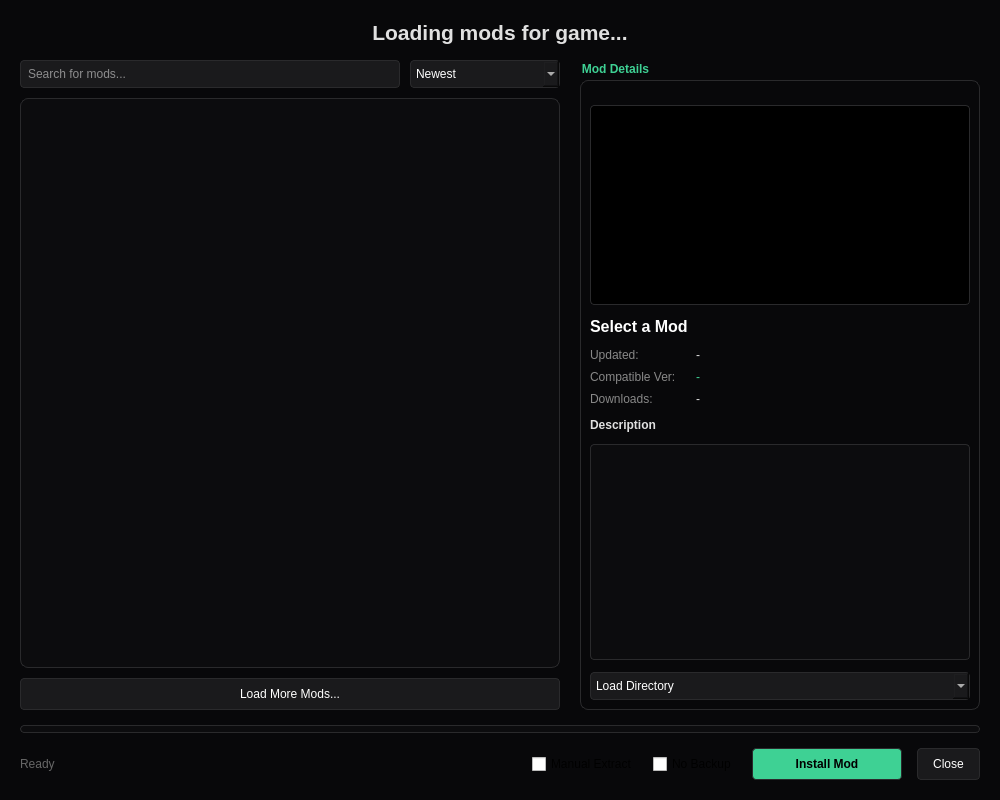
First picture: the form in src/citron/mod_manager/gamebanana_dialog.ui, repository citron-neo/emulator, before the edit.
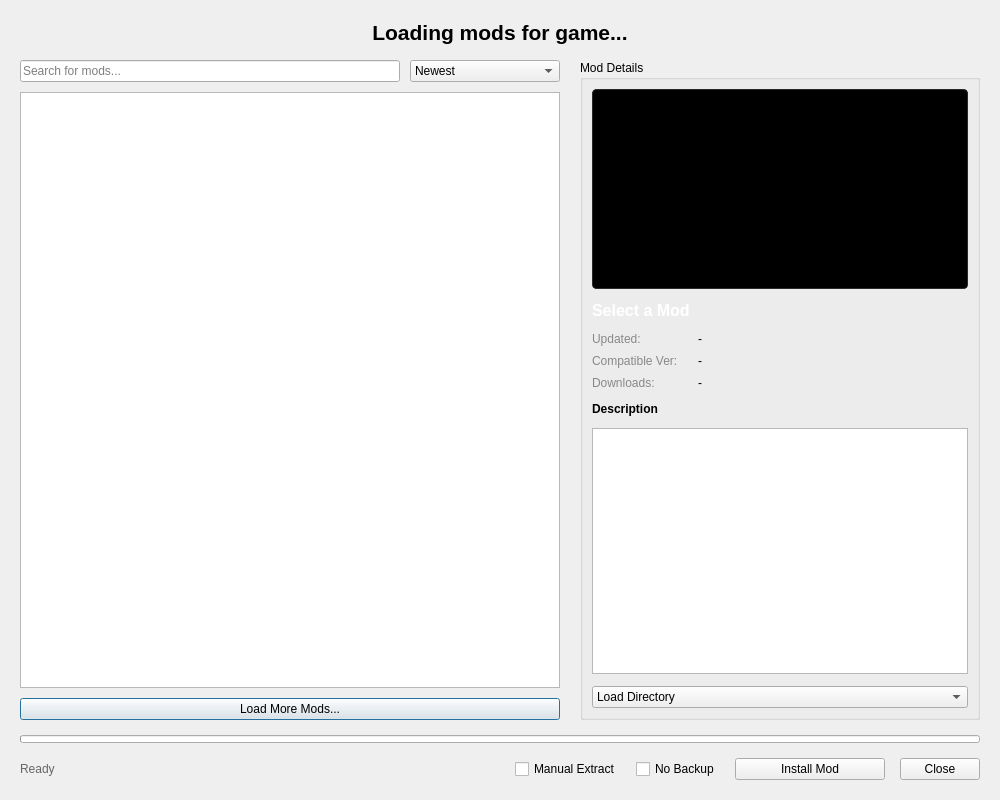
Second picture: the form after the edit.

Commit message: fix: UI Adjustments / Accent Color Respect & Downloader Tweaks

```diff
--- a/src/citron/mod_manager/gamebanana_dialog.ui
+++ b/src/citron/mod_manager/gamebanana_dialog.ui
@@ -13,91 +13,6 @@
   <property name="windowTitle">
    <string>GameBanana Mod Browser</string>
   </property>
-  <property name="styleSheet">
-   <string notr="true">
-    QDialog {
-        background-color: #08080a;
-        color: #e0e0e0;
-        font-family: 'Inter', 'Roboto', 'Segoe UI', Arial, sans-serif;
-    }
-    QLabel {
-        color: #e0e0e0;
-    }
-    QLineEdit {
-        background-color: #1a1a1c;
-        border: 1px solid #2a2a2c;
-        border-radius: 4px;
-        padding: 5px;
-        color: #ffffff;
-    }
-    QComboBox {
-        background-color: #1a1a1c;
-        border: 1px solid #2a2a2c;
-        border-radius: 4px;
-        padding: 5px;
-        color: #ffffff;
-    }
-    QListWidget {
-        background-color: #0c0c0e;
-        border: 1px solid #2a2a2c;
-        border-radius: 8px;
-        padding: 5px;
-    }
-    QListWidget::item {
-        background-color: #161618;
-        border-radius: 6px;
-        margin-bottom: 5px;
-        padding: 10px;
-        color: #ffffff;
-    }
-    QListWidget::item:selected {
-        background-color: #2a2a2c;
-        border: 1px solid #3ed194;
-    }
-    QPushButton {
-        background-color: #1a1a1c;
-        border: 1px solid #2a2a2c;
-        border-radius: 4px;
-        padding: 8px 15px;
-        color: #ffffff;
-    }
-    QPushButton:hover {
-        background-color: #2a2a2c;
-    }
-    QPushButton#buttonDownload {
-        background-color: #3ed194;
-        color: #000000;
-        font-weight: bold;
-    }
-    QPushButton#buttonDownload:disabled {
-        background-color: #1a1a1c;
-        color: #555555;
-    }
-    QGroupBox {
-        border: 1px solid #2a2a2c;
-        border-radius: 8px;
-        margin-top: 20px;
-        padding-top: 15px;
-        color: #3ed194;
-        font-weight: bold;
-    }
-    QTextBrowser {
-        background-color: #0c0c0e;
-        border: 1px solid #2a2a2c;
-        border-radius: 4px;
-        color: #bbbbbb;
-    }
-    QProgressBar {
-        border: 1px solid #2a2a2c;
-        border-radius: 4px;
-        text-align: center;
-        background-color: #0c0c0e;
-    }
-    QProgressBar::chunk {
-        background-color: #3ed194;
-    }
-   </string>
-  </property>
   <layout class="QVBoxLayout" name="mainLayout">
    <property name="spacing">
     <number>15</number>
@@ -309,9 +224,6 @@
           </item>
           <item row="1" column="1">
            <widget class="QLabel" name="modVersionLabel">
-            <property name="styleSheet">
-             <string notr="true">color: #3ed194;</string>
-            </property>
             <property name="text">
              <string>-</string>
             </property>
```
The commit also changes 5 other files.
